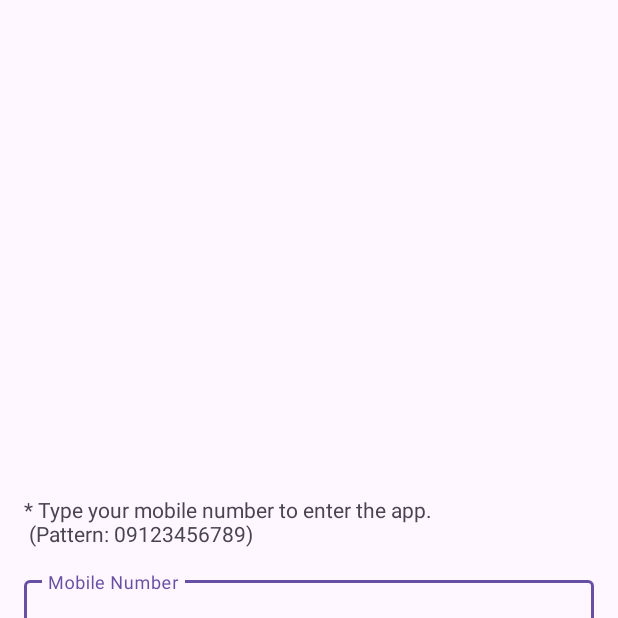
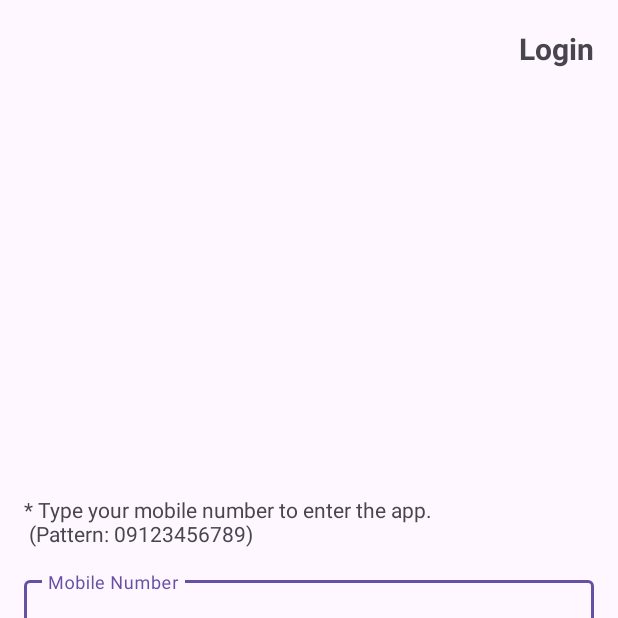
Before and after one commit to hrka6761/Rasad, an Android app: the screen it shows after launch (MainActivity), on a phone screen of 412 x 824 dp, the top half of it. Run offline under Robolectric (Android 15) with nearby library versions, the phone set to English and light mode, and no system bars; our stand-ins replace Dagger/Hilt's generated code.

Commit message:
Adding toolbar in LoginFragment

```diff
--- a/app/src/main/res/layout/fragment_login.xml
+++ b/app/src/main/res/layout/fragment_login.xml
@@ -5,6 +5,28 @@
     android:layout_width="match_parent"
     android:layout_height="match_parent"
     tools:context=".presentation.login.LoginFragment">
+
+    <androidx.constraintlayout.widget.ConstraintLayout
+        android:id="@+id/toolbar"
+        android:layout_width="match_parent"
+        android:layout_height="?actionBarSize"
+        app:layout_constraintEnd_toEndOf="parent"
+        app:layout_constraintStart_toStartOf="parent"
+        app:layout_constraintTop_toTopOf="parent">
+
+        <com.google.android.material.textview.MaterialTextView
+            android:id="@+id/title_txt"
+            android:layout_width="wrap_content"
+            android:layout_height="wrap_content"
+            android:layout_margin="16dp"
+            android:text="@string/txt_login_toolbar_title"
+            android:textSize="20sp"
+            android:textStyle="bold"
+            app:layout_constraintBottom_toBottomOf="parent"
+            app:layout_constraintEnd_toEndOf="parent"
+            app:layout_constraintTop_toTopOf="parent" />
+
+    </androidx.constraintlayout.widget.ConstraintLayout>
 
     <ProgressBar
         android:id="@+id/progress_bar"
--- a/app/src/main/res/values/strings.xml
+++ b/app/src/main/res/values/strings.xml
@@ -10,6 +10,7 @@
     <string name="btn_txt_register">Register</string>
     <string name="btn_txt_update">Update %1$s</string>
 
+    <string name="txt_login_toolbar_title">Login</string>
     <string name="txt_settings_toolbar_title">Settings</string>
     <string name="txt_profile_toolbar_title">Profile</string>
     <string name="txt_otp_toolbar_title">Authentication</string>
```
